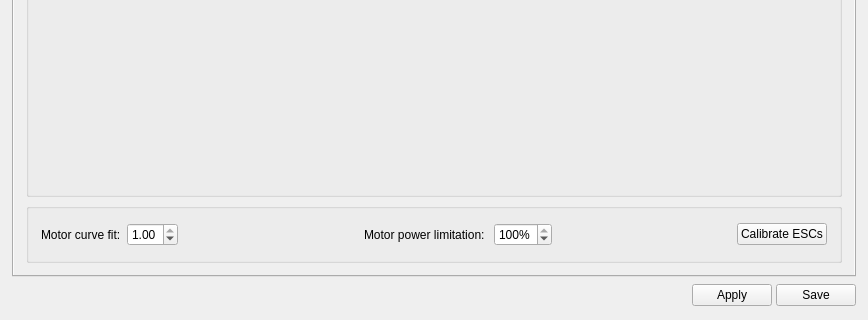
Old version of the form ground/gcs/src/plugins/config/output.ui in the repository d-ronin/dRonin; both pictures show x 0 to 868 and y 431 to 751 of the 868 by 751 pixel window.
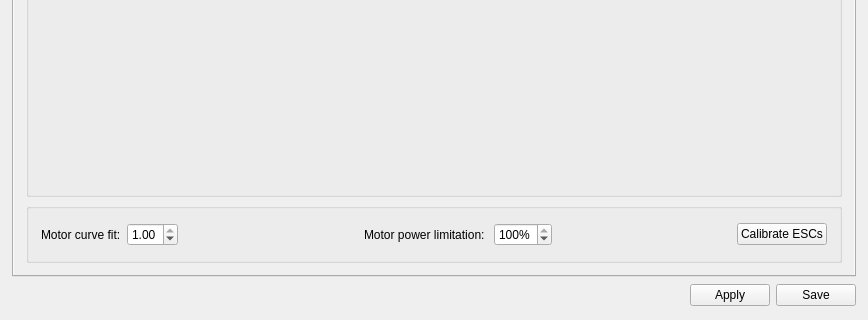
New version of the form. Icons and pictures are not drawn.

Commit message: gcs,output: UI tweaks.

Patch:
```diff
--- a/ground/gcs/src/plugins/config/output.ui
+++ b/ground/gcs/src/plugins/config/output.ui
@@ -1189,7 +1189,7 @@
    <item>
     <layout class="QHBoxLayout" name="horizontalLayout">
      <property name="spacing">
-      <number>4</number>
+      <number>6</number>
      </property>
      <item>
       <spacer name="horizontalSpacer">
```
Left out of the diff: 6 changed lines with no effect on the pictures.
